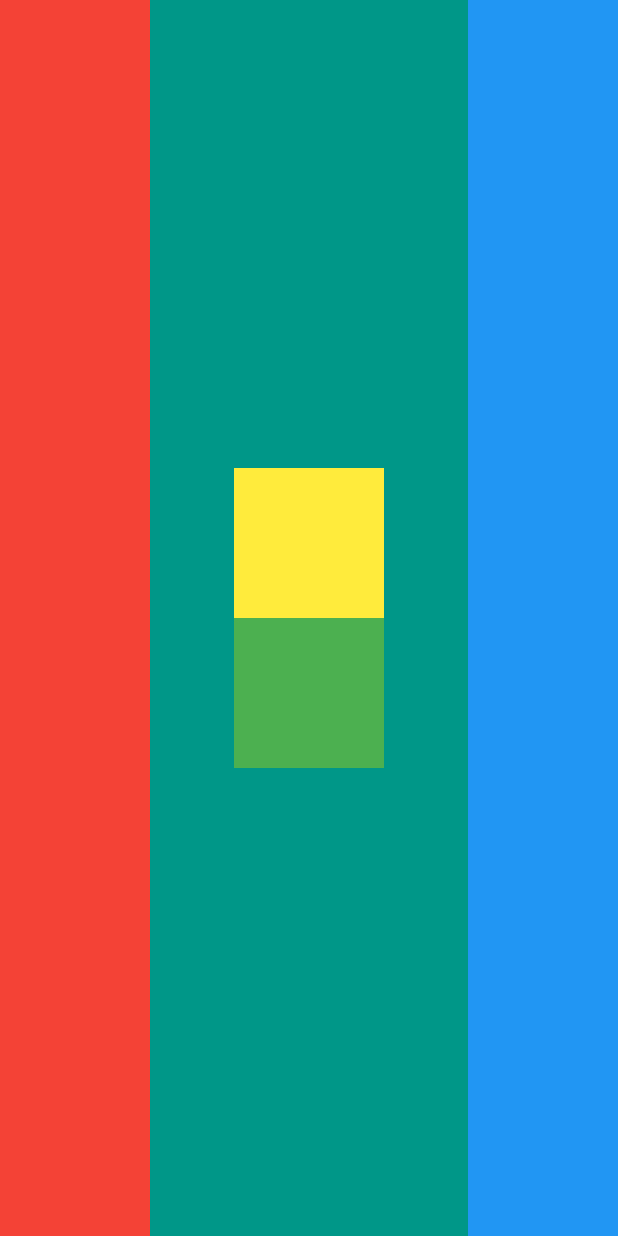
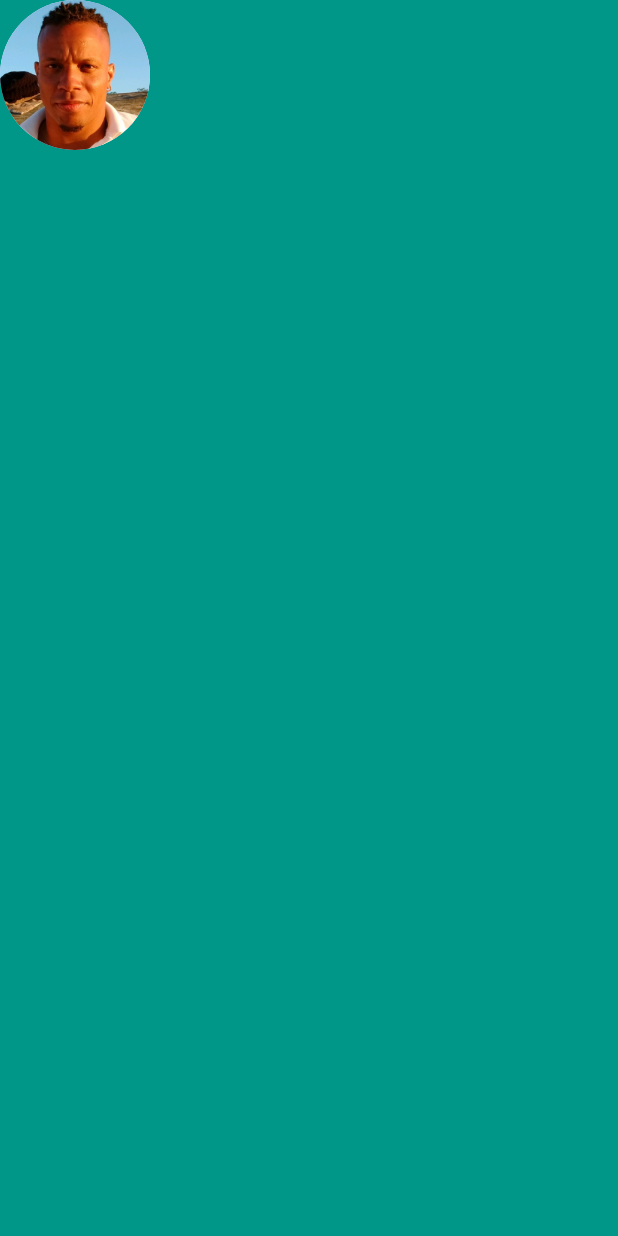
Before and after one commit to SheeloveDol/business_card, a Flutter app: the screen it shows after launch, on a phone screen of 412 x 824 dp. Run offline on Flutter 3.47's test engine with Material 3 defaults, Android fonts, the phone set to English and light mode, and no system bars.

Commit message:
Added images folder and created avatar picture

```diff
--- a/lib/main.dart
+++ b/lib/main.dart
@@ -11,37 +11,20 @@ class MyApp extends StatelessWidget {
 
   @override
   Widget build(BuildContext context) {
-    return MaterialApp(
+    return const MaterialApp(
       home: Scaffold(
         backgroundColor: Colors.teal,
         body: SafeArea(
-              child: Row(
-                  mainAxisAlignment: MainAxisAlignment.spaceBetween,
+          child: Column(
             children: <Widget>[
-                    Container(
-                      color: Colors.red,
-                      width: 100.0,
-                    ),
-                    Column(
-                      mainAxisAlignment: MainAxisAlignment.center,
-                      children: <Widget>[
-                        Container(
-                          color: Colors.yellow,
-                          width: 100.0,
-                          height: 100.0,
-                        ),
-                        Container(
-                          color: Colors.green,
-                          width: 100.0,
-                          height: 100.0,
+              CircleAvatar(
+                radius: 50.0,
+                backgroundImage: AssetImage('images/ProfileHeadshot.jpeg'),
               ),
             ],
           ),
-                    Container(
-                      color: Colors.blue,
-                      width: 100.0,
         ),
-                  ]),
-            )));
+      ),
+    );
   }
 }
--- a/pubspec.yaml
+++ b/pubspec.yaml
@@ -59,9 +59,8 @@ flutter:
   uses-material-design: true
 
   # To add assets to your application, add an assets section, like this:
-  # assets:
-  #   - images/a_dot_burr.jpeg
-  #   - images/a_dot_ham.jpeg
+  assets:
+    - images/
 
   # An image asset can refer to one or more resolution-specific "variants", see
   # https://flutter.dev/assets-and-images/#resolution-aware
```
Also changed, not shown: images/ProfileHeadshot.jpeg (added). Lines whose indentation alone changed are shown as unchanged.
